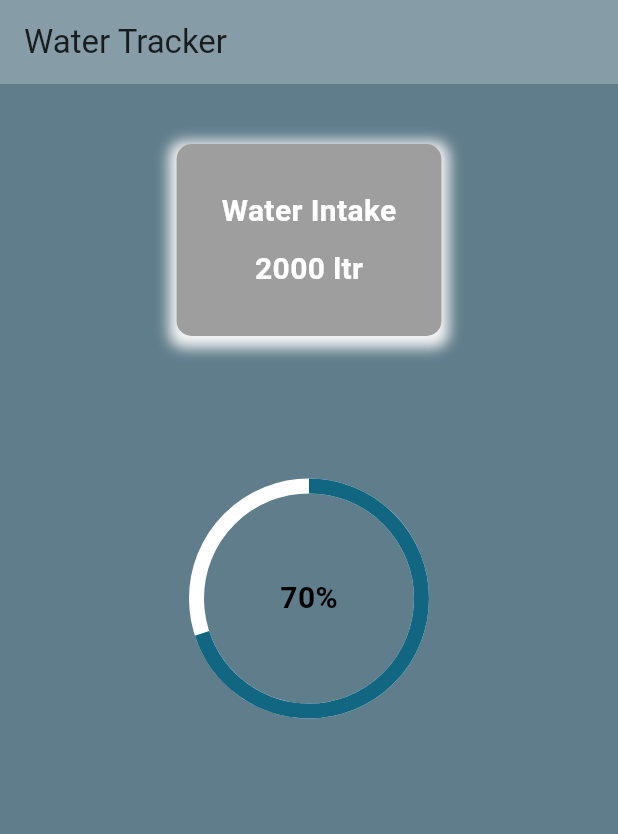
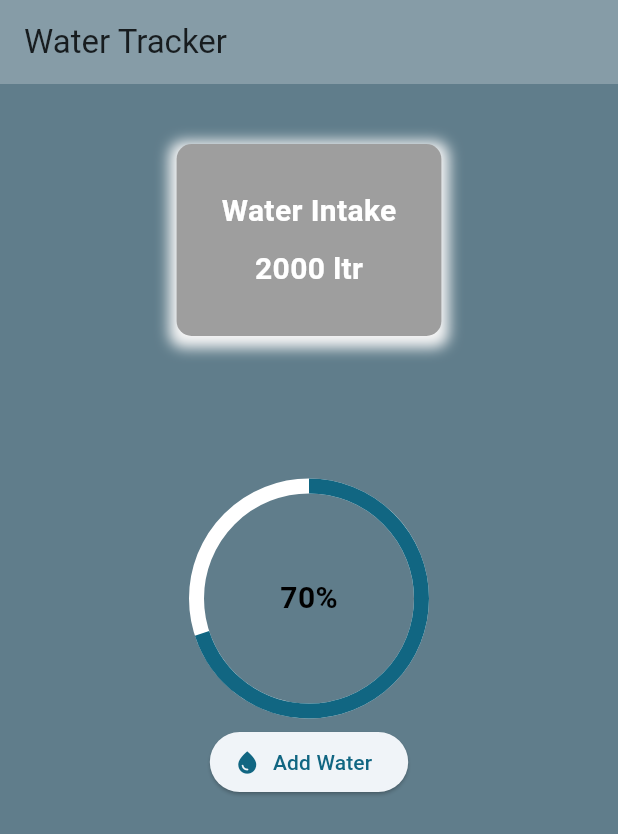
Before and after one commit to MIR-RIAZUL/watertank, a Flutter app: the screen it shows after launch, on a phone screen of 412 x 824 dp. Shown: the top 834 px of the screen. Run offline on Flutter 3.47's test engine with Material 3 defaults, Android fonts, the phone set to English and light mode, and no system bars.

Commit message:
waterdrop button

```diff
--- a/lib/water_tracker.dart
+++ b/lib/water_tracker.dart
@@ -85,6 +85,16 @@ class _water_trackerState extends State<water_tracker> {
                 ),
               ],
             ),
+            SizedBox(height: 10),
+            Wrap(
+              children: [
+                ElevatedButton.icon(
+                  onPressed: () {},
+                  icon: Icon(Icons.water_drop),
+                  label: Text("Add Water"),
+                ),
+              ],
+            ),
           ],
         )),
       ),
```
